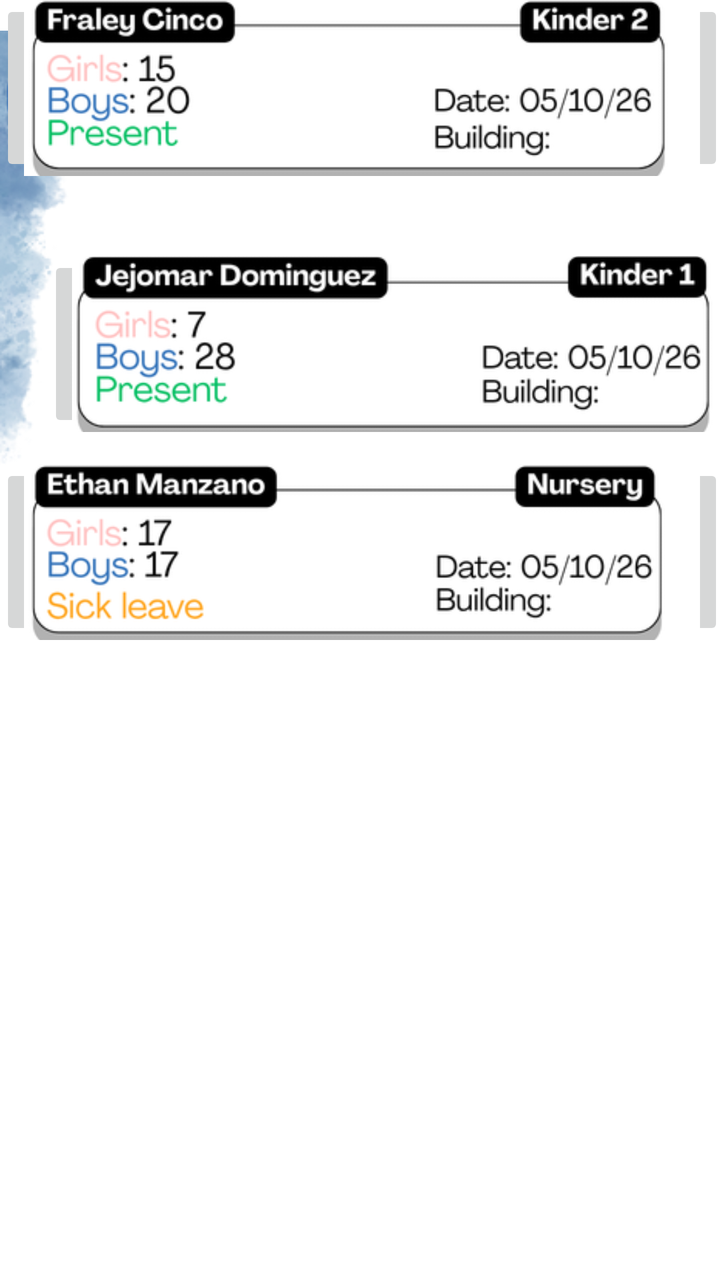
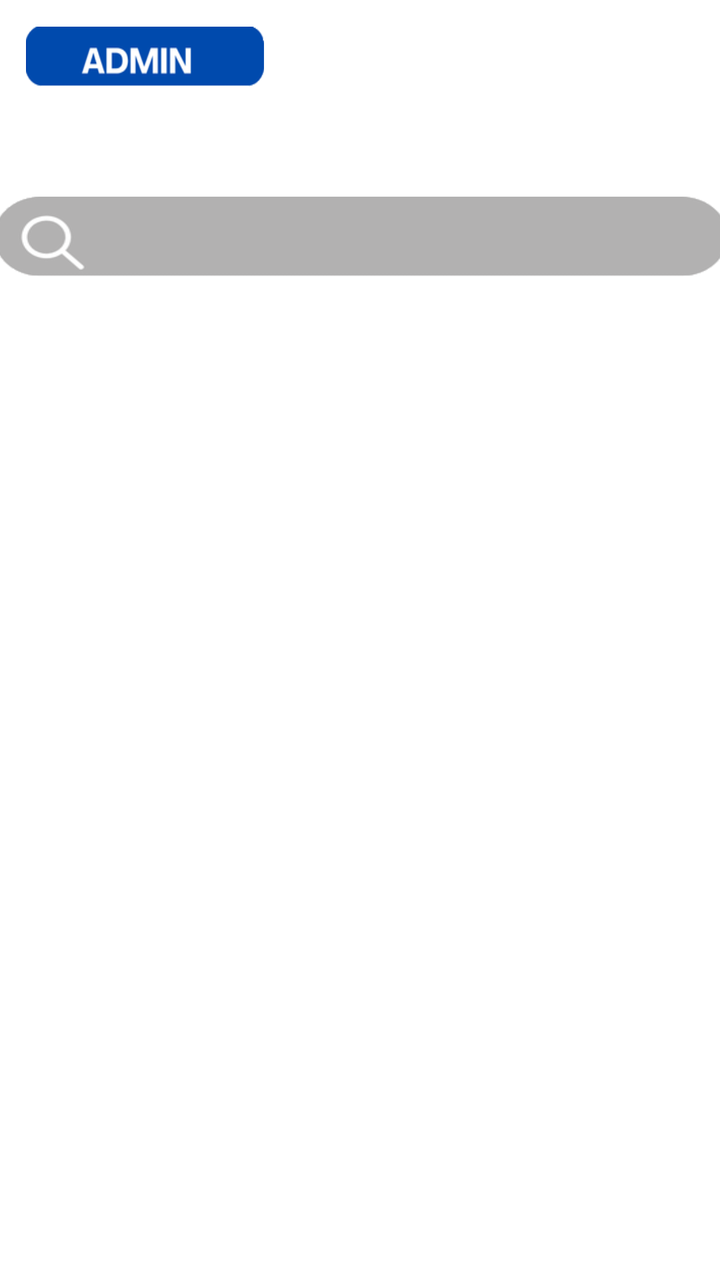

The first picture is an Android layout as it rendered before a commit; the second is the same layout after the commit. The layout source and the unified diff follow.
<!-- AndroidManifest.xml: application theme Theme.SurelyPresent -->
<!-- res/layout/activity_main_features.xml -->
<?xml version="1.0" encoding="utf-8"?>
<androidx.constraintlayout.widget.ConstraintLayout xmlns:android="http://schemas.android.com/apk/res/android"
    xmlns:app="http://schemas.android.com/apk/res-auto"
    xmlns:tools="http://schemas.android.com/tools"
    android:id="@+id/main"
    android:layout_width="match_parent"
    android:layout_height="match_parent"
    tools:context=".MainFeatures">

    <ImageView
        android:id="@+id/imageView6"
        android:layout_width="wrap_content"
        android:layout_height="wrap_content"
        app:layout_constraintEnd_toEndOf="parent"
        app:layout_constraintHorizontal_bias="0.5"
        app:layout_constraintStart_toStartOf="parent"
        app:srcCompat="@drawable/nametag"
        tools:layout_editor_absoluteY="1dp" />

    <ImageButton
        android:id="@+id/imageButton1"
        android:layout_width="362dp"
        android:layout_height="88dp"
        android:layout_marginStart="24dp"
        android:layout_marginTop="128dp"
        android:adjustViewBounds="true"
        android:scaleType="centerCrop"
        app:layout_constraintStart_toStartOf="parent"
        app:layout_constraintTop_toTopOf="parent"
        app:srcCompat="@drawable/studentexample" />

    <ImageButton
        android:id="@+id/imageButton2"
        android:layout_width="362dp"
        android:layout_height="88dp"
        android:scaleType="centerCrop"
        app:srcCompat="@drawable/studentexample2"
        tools:layout_editor_absoluteX="25dp"
        tools:layout_editor_absoluteY="225dp" />

    <ImageButton
        android:id="@+id/imageButton3"
        style="@style/Widget.AppCompat.ImageButton"
        android:layout_width="362dp"
        android:layout_height="88dp"
        android:layout_marginBottom="320dp"
        android:adjustViewBounds="false"
        android:cropToPadding="false"
        android:scaleType="centerCrop"
        app:layout_constraintBottom_toBottomOf="parent"
        app:srcCompat="@drawable/studentexample3"
        tools:layout_editor_absoluteX="24dp" />

</androidx.constraintlayout.widget.ConstraintLayout>
<!-- resources referenced by this layout -->
<resources>
  <!-- drawable nametag: png bitmap (drawable, 33516 bytes) -->
  <!-- drawable studentexample: png bitmap (drawable, 20635 bytes) -->
  <!-- drawable studentexample2: png bitmap (drawable, 20138 bytes) -->
  <!-- drawable studentexample3: png bitmap (drawable, 20003 bytes) -->
  <style name="Theme.SurelyPresent" parent="Theme.MaterialComponents.DayNight.DarkActionBar">
          
          <item name="colorPrimary">@color/purple_500</item>
          <item name="colorPrimaryVariant">@color/purple_700</item>
          <item name="colorOnPrimary">@color/white</item>
          
          <item name="colorSecondary">@color/teal_200</item>
          <item name="colorSecondaryVariant">@color/teal_700</item>
          <item name="colorOnSecondary">@color/black</item>
          
          <item name="android:statusBarColor">?attr/colorPrimaryVariant</item>
          
      </style>
  <color name="purple_500">#FF6200EE</color>
  <color name="purple_700">#FF3700B3</color>
  <color name="white">#FFFFFFFF</color>
  <color name="teal_200">#FF03DAC5</color>
  <color name="teal_700">#FF018786</color>
  <color name="black">#FF000000</color>
</resources>

<!-- the commit's change to res/layout/activity_main_features.xml (unified diff, before → after) -->
@@ -8,47 +8,29 @@
     tools:context=".MainFeatures">
 
     <ImageView
-        android:id="@+id/imageView6"
-        android:layout_width="wrap_content"
-        android:layout_height="wrap_content"
+        android:id="@+id/adminIcon"
+        android:layout_width="119dp"
+        android:layout_height="30dp"
+        android:contentDescription="AdminIcon"
+        android:scaleType="fitXY"
+        android:src="@drawable/adminicon"
+        app:layout_constraintBottom_toBottomOf="parent"
         app:layout_constraintEnd_toEndOf="parent"
-        app:layout_constraintHorizontal_bias="0.5"
-        app:layout_constraintStart_toStartOf="parent"
-        app:srcCompat="@drawable/nametag"
-        tools:layout_editor_absoluteY="1dp" />
-
-    <ImageButton
-        android:id="@+id/imageButton1"
-        android:layout_width="362dp"
-        android:layout_height="88dp"
-        android:layout_marginStart="24dp"
-        android:layout_marginTop="128dp"
-        android:adjustViewBounds="true"
-        android:scaleType="centerCrop"
+        app:layout_constraintHorizontal_bias="0.054"
         app:layout_constraintStart_toStartOf="parent"
         app:layout_constraintTop_toTopOf="parent"
-        app:srcCompat="@drawable/studentexample" />
+        app:layout_constraintVertical_bias="0.022"
+        tools:ignore="HardcodedText" />
 
-    <ImageButton
-        android:id="@+id/imageButton2"
-        android:layout_width="362dp"
-        android:layout_height="88dp"
-        android:scaleType="centerCrop"
-        app:srcCompat="@drawable/studentexample2"
-        tools:layout_editor_absoluteX="25dp"
-        tools:layout_editor_absoluteY="225dp" />
-
-    <ImageButton
-        android:id="@+id/imageButton3"
-        style="@style/Widget.AppCompat.ImageButton"
-        android:layout_width="362dp"
-        android:layout_height="88dp"
-        android:layout_marginBottom="320dp"
-        android:adjustViewBounds="false"
-        android:cropToPadding="false"
-        android:scaleType="centerCrop"
+    <TextView
+        android:id="@+id/searchBar"
+        android:layout_width="367dp"
+        android:layout_height="40dp"
+        android:background="@drawable/searchBar"
         app:layout_constraintBottom_toBottomOf="parent"
-        app:srcCompat="@drawable/studentexample3"
-        tools:layout_editor_absoluteX="24dp" />
+        app:layout_constraintEnd_toEndOf="parent"
+        app:layout_constraintStart_toStartOf="parent"
+        app:layout_constraintTop_toTopOf="parent"
+        app:layout_constraintVertical_bias="0.164" />
 
 </androidx.constraintlayout.widget.ConstraintLayout>
<!-- resource entries referenced after the edit -->
@@ -1,9 +1,7 @@
 <!-- resources referenced by this layout -->
 <resources>
-  <!-- drawable nametag: png bitmap (drawable, 33516 bytes) -->
-  <!-- drawable studentexample: png bitmap (drawable, 20635 bytes) -->
-  <!-- drawable studentexample2: png bitmap (drawable, 20138 bytes) -->
-  <!-- drawable studentexample3: png bitmap (drawable, 20003 bytes) -->
+  <!-- drawable adminicon: png bitmap (drawable, 5272 bytes) -->
+  <!-- drawable searchBar: png bitmap (drawable, 4313 bytes) -->
   <style name="Theme.SurelyPresent" parent="Theme.MaterialComponents.DayNight.DarkActionBar">
           
           <item name="colorPrimary">@color/purple_500</item>
